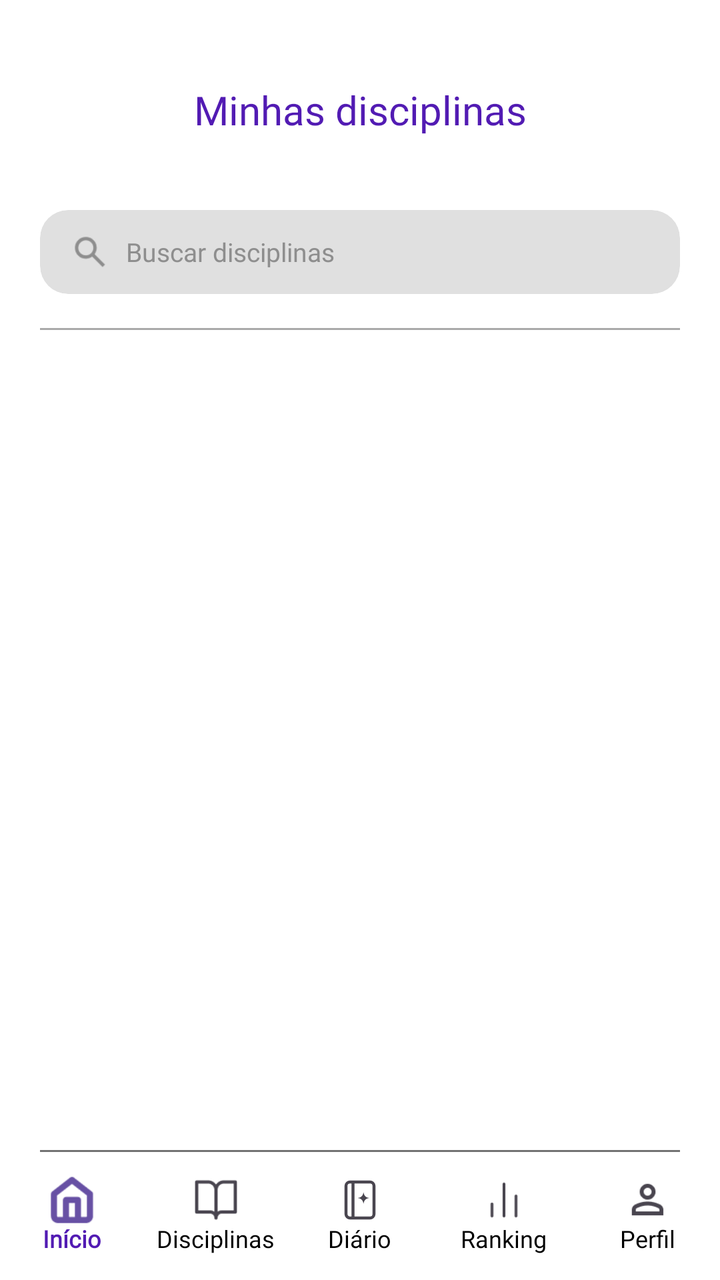
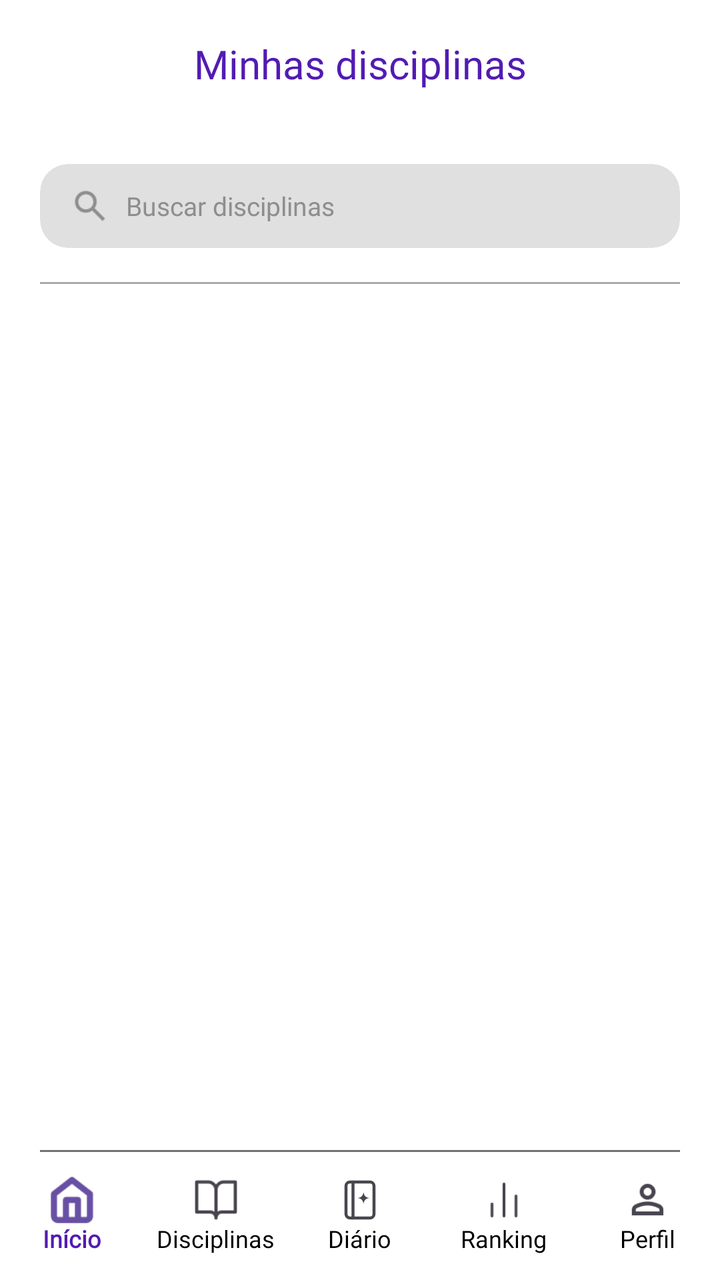

The first picture is an Android layout as it rendered before a commit; the second is the same layout after the commit. The layout source and the unified diff follow.
<!-- AndroidManifest.xml: application theme Theme.MeuFuturoAgora -->
<!-- res/layout/activity_tela_disciplina_aluno.xml -->
<?xml version="1.0" encoding="utf-8"?>
<androidx.constraintlayout.widget.ConstraintLayout xmlns:android="http://schemas.android.com/apk/res/android"
    xmlns:app="http://schemas.android.com/apk/res-auto"
    xmlns:tools="http://schemas.android.com/tools"
    android:id="@+id/main"
    android:layout_width="match_parent"
    android:layout_height="match_parent"
    android:background="@android:color/white"
    tools:context=".TelaDisciplinaAluno">

    <TextView
        android:layout_marginTop="35dp"
        android:id="@+id/tvTituloDisciplinas"
        android:layout_width="wrap_content"
        android:gravity="center"
        android:layout_height="40dp"
        android:text="Minhas disciplinas"
        android:textColor="@color/roxo_primario"
        android:textSize="20sp"
        android:fontFamily="@font/poppins_bold"
        app:layout_constraintTop_toTopOf="parent"
        app:layout_constraintStart_toStartOf="parent"
        app:layout_constraintEnd_toEndOf="parent" />

    <LinearLayout
        android:layout_width="0dp"
        android:layout_height="0dp"
        android:orientation="vertical"
        android:paddingStart="20dp"
        android:paddingEnd="20dp"
        android:layout_marginTop="30dp"
        android:paddingBottom="10dp"
        app:layout_constraintTop_toBottomOf="@id/tvTituloDisciplinas"
        app:layout_constraintBottom_toTopOf="@id/bottomNavigation"
        app:layout_constraintStart_toStartOf="parent"
        app:layout_constraintEnd_toEndOf="parent">

        <androidx.cardview.widget.CardView
            android:layout_width="match_parent"
            android:layout_height="42dp"
            app:cardCornerRadius="14dp"
            app:cardElevation="0dp"
            app:cardBackgroundColor="#E0E0E0">

            <LinearLayout
                android:layout_width="match_parent"
                android:layout_height="match_parent"
                android:gravity="center_vertical"
                android:orientation="horizontal"
                android:paddingStart="15dp"
                android:paddingEnd="15dp">

                <ImageView
                    android:layout_width="20dp"
                    android:layout_height="20dp"
                    android:src="@drawable/ic_busca"
                    android:contentDescription="Buscar" />

                <EditText
                    android:id="@+id/edtBuscar"
                    android:layout_width="match_parent"
                    android:layout_height="match_parent"
                    android:layout_marginStart="8dp"
                    android:background="@null"
                    android:textColor="#8E8E8E"
                    android:textColorHint="#8E8E8E"
                    android:hint="Buscar disciplinas"
                    android:textSize="13sp"
                    android:fontFamily="@font/poppins_regular"
                    android:singleLine="true"
                    android:padding="0dp" />

            </LinearLayout>

        </androidx.cardview.widget.CardView>

        <View
            android:layout_width="match_parent"
            android:layout_height="1dp"
            android:layout_marginTop="17dp"
            android:background="#AAAAAA" />

        <androidx.recyclerview.widget.RecyclerView
            android:id="@+id/recyclerDisciplinas"
            android:layout_width="match_parent"
            android:layout_height="0dp"
            android:layout_weight="1"
            android:layout_marginTop="5dp"
            android:clipToPadding="false"
            android:paddingBottom="5dp" />

        <TextView
            android:id="@+id/tvSemDisciplinasAluno"
            android:layout_width="match_parent"
            android:layout_height="0dp"
            android:layout_weight="1"
            android:gravity="center"
            android:fontFamily="@font/poppins_regular"
            android:text="Você ainda não está matriculado em nenhuma disciplina."
            android:textColor="@color/texto_cinza"
            android:textSize="14sp"
            android:visibility="gone" />

    </LinearLayout>

    <View
        android:id="@+id/linhaBottomBar"
        android:layout_width="0dp"
        android:layout_height="1dp"
        android:layout_marginStart="20dp"
        android:layout_marginEnd="20dp"
        android:background="#737373"
        app:layout_constraintBottom_toTopOf="@id/bottomNavigation"
        app:layout_constraintStart_toStartOf="parent"
        app:layout_constraintEnd_toEndOf="parent" />

    <com.google.android.material.bottomnavigation.BottomNavigationView
        android:id="@+id/bottomNavigation"
        android:layout_width="0dp"
        android:layout_height="wrap_content"
        app:paddingBottomSystemWindowInsets="false"
        android:minHeight="64dp"
        android:background="@android:color/white"
        app:itemIconSize="24dp"
        app:itemTextAppearanceActive="@style/BottomNavigationText"
        app:itemTextAppearanceInactive="@style/BottomNavigationText"
        app:itemTextColor="@color/bottom_navigation_text"
        app:itemActiveIndicatorStyle="@style/BottomNavigationActiveIndicator"
        app:itemHorizontalTranslationEnabled="false"
        app:labelVisibilityMode="labeled"
        app:itemIconTint="@null"
        app:menu="@menu/menu_aluno"
        app:layout_constraintBottom_toBottomOf="parent"
        app:layout_constraintStart_toStartOf="parent"
        app:layout_constraintEnd_toEndOf="parent" />

</androidx.constraintlayout.widget.ConstraintLayout>
<!-- resources referenced by this layout -->
<resources>
  <color name="roxo_primario">#521BB3</color>
  <color name="texto_cinza">#777777</color>
  <!-- drawable ic_busca: png bitmap (drawable, 598 bytes) -->
  <style name="BottomNavigationActiveIndicator">
          <item name="android:color">@android:color/transparent</item>
      </style>
  <style name="BottomNavigationText">
          <item name="android:textSize">12sp</item>
          <item name="android:fontFamily">@font/poppins_semibold</item>
      </style>
  <style name="Theme.MeuFuturoAgora" parent="Base.Theme.MeuFuturoAgora" />
  <style name="Base.Theme.MeuFuturoAgora" parent="Theme.Material3.DayNight.NoActionBar">
          <item name="android:navigationBarColor">@android:color/transparent</item>
      </style>
</resources>

<!-- the commit's change to res/layout/activity_tela_disciplina_aluno.xml (unified diff, before → after) -->
@@ -9,7 +9,7 @@
     tools:context=".TelaDisciplinaAluno">
 
     <TextView
-        android:layout_marginTop="35dp"
+        android:layout_marginTop="12dp"
         android:id="@+id/tvTituloDisciplinas"
         android:layout_width="wrap_content"
         android:gravity="center"
